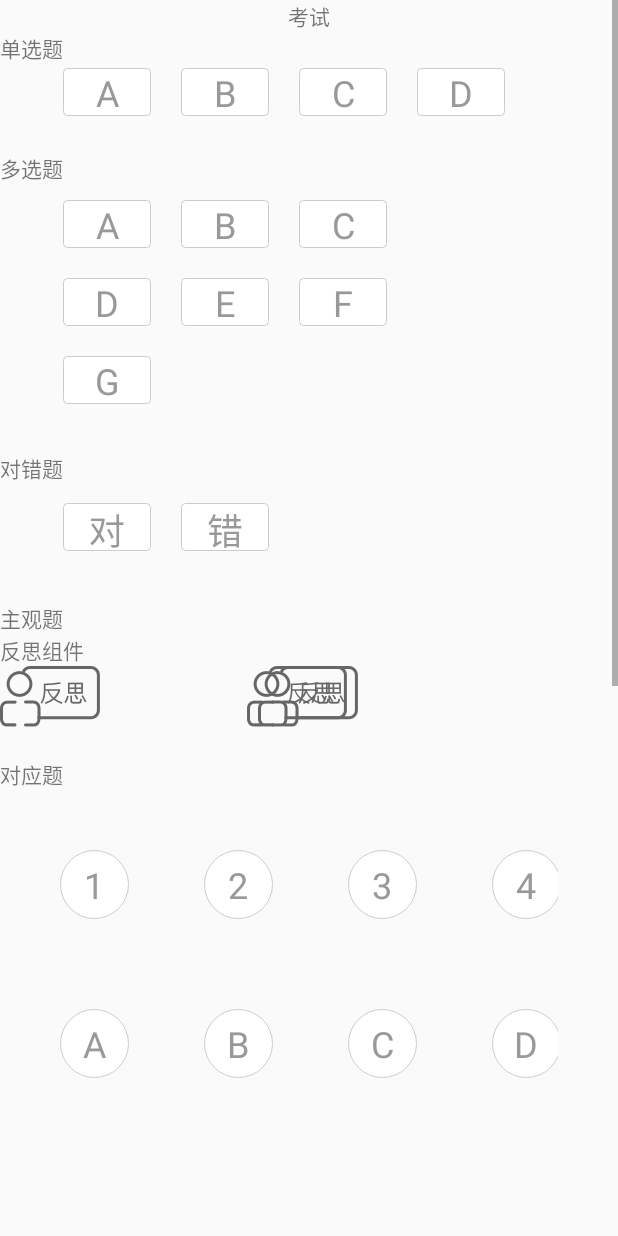
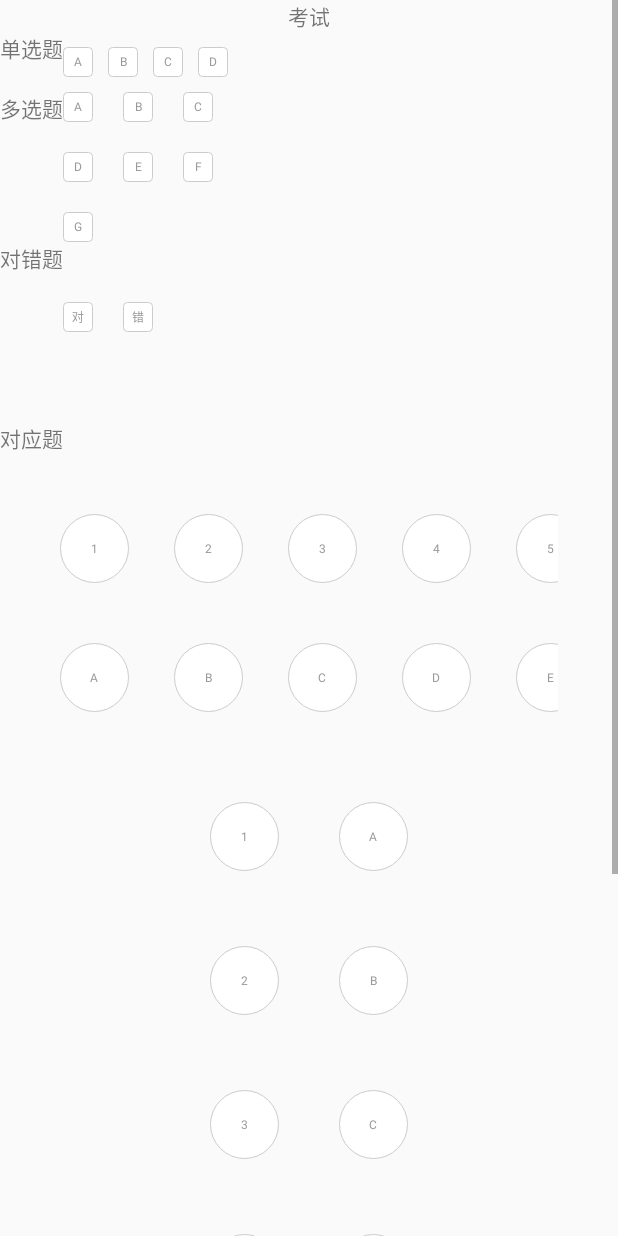
Before and after one commit to sayhellotogithub/ExerciseWidget, an Android app: the layout activity_exercise_choose.xml on its own in the app's theme, with its tools: preview values and no code run, on a phone screen of 412 x 824 dp. Run offline under Robolectric (Android 15) with nearby library versions, the phone set to English and light mode, and no system bars.

Commit message:
数据显示配制

```diff
--- a/app/build.gradle
+++ b/app/build.gradle
@@ -4,7 +4,7 @@ android {
     compileSdkVersion 26
     defaultConfig {
         applicationId "com.iblogstreet.exercisewidget"
-        minSdkVersion 15
+        minSdkVersion 16
         targetSdkVersion 26
         versionCode 12
         versionName "1.0"
--- a/app/src/main/java/com/iblogstreet/exercisewidget/base/BaseActivity.java
+++ b/app/src/main/java/com/iblogstreet/exercisewidget/base/BaseActivity.java
@@ -3,7 +3,6 @@ package com.iblogstreet.exercisewidget.base;
 
 import android.app.Activity;
 import android.app.FragmentManager;
-import android.content.pm.ActivityInfo;
 import android.os.Bundle;
 import android.support.annotation.Nullable;
 import android.view.View;
@@ -78,7 +77,7 @@ public abstract class BaseActivity extends Activity {
     private void initSet() {
         //去掉标题栏
         requestWindowFeature(Window.FEATURE_NO_TITLE);
-        setRequestedOrientation(ActivityInfo.SCREEN_ORIENTATION_LANDSCAPE);//设置屏幕方向为水平
+//        setRequestedOrientation(ActivityInfo.SCREEN_ORIENTATION_LANDSCAPE);//设置屏幕方向为水平
 //
 //        //全屏
         getWindow().setFlags(WindowManager.LayoutParams.FLAG_FULLSCREEN, WindowManager.LayoutParams.FLAG_FULLSCREEN);
--- a/app/src/main/res/layout/activity_exercise_choose.xml
+++ b/app/src/main/res/layout/activity_exercise_choose.xml
@@ -29,22 +29,22 @@
 
             <com.iblogstreet.exerciselib.ChooseQuestionView
                 android:id="@+id/cqvSingle"
-                android:layout_width="800dp"
-                android:layout_height="80dp"
+                android:layout_width="wrap_content"
+                android:layout_height="40dp"
                 android:layout_gravity="center"
                 android:gravity="center_vertical"
                 app:cqvChooseType="single"
                 app:cqvCount="4"
                 app:cqvTextErrorBackGround="@drawable/choose_background_error"
                 app:cqvTextErrorColor="#fff"
-                app:cqvTextHeight="48px"
-                app:cqvTextLeftMargin="20dp"
+                app:cqvTextHeight="20dp"
+                app:cqvTextLeftMargin="10dp"
                 app:cqvTextNormalBackGround="@drawable/choose_background_normal"
                 app:cqvTextNormalColor="#999999"
                 app:cqvTextSelectedBackGround="@drawable/choose_background_pressed"
                 app:cqvTextSelectedColor="#fff"
-                app:cqvTextSize="16sp"
-                app:cqvTextWidth="88px" />
+                app:cqvTextSize="5dp"
+                app:cqvTextWidth="20dp" />
         </LinearLayout>
 
         <LinearLayout
@@ -59,8 +59,8 @@
 
             <com.iblogstreet.exerciselib.ChooseQuestionView
                 android:id="@+id/cqvMulti"
-                android:layout_width="800dp"
-                android:layout_height="200dp"
+                android:layout_width="wrap_content"
+                android:layout_height="wrap_content"
                 android:layout_gravity="center"
                 android:gravity="center_vertical"
                 app:cqvChooseType="multi"
@@ -69,14 +69,14 @@
                 app:cqvLineItemCount="3"
                 app:cqvTextErrorBackGround="@drawable/choose_background_error"
                 app:cqvTextErrorColor="#fff"
-                app:cqvTextHeight="48px"
+                app:cqvTextHeight="20dp"
                 app:cqvTextLeftMargin="20dp"
                 app:cqvTextNormalBackGround="@drawable/choose_background_normal"
                 app:cqvTextNormalColor="#999999"
                 app:cqvTextSelectedBackGround="@drawable/choose_background_pressed"
                 app:cqvTextSelectedColor="#ffffff"
-                app:cqvTextSize="16sp"
-                app:cqvTextWidth="88px"
+                app:cqvTextSize="5dp"
+                app:cqvTextWidth="20dp"
                 app:textColor="#ffffff" />
         </LinearLayout>
 
@@ -100,16 +100,114 @@
                 app:cqvCount="2"
                 app:cqvTextErrorBackGround="@drawable/choose_background_error"
                 app:cqvTextErrorColor="#fff"
-                app:cqvTextHeight="48px"
+                app:cqvTextHeight="20dp"
                 app:cqvTextLeftMargin="20dp"
                 app:cqvTextNormalBackGround="@drawable/choose_background_normal"
                 app:cqvTextNormalColor="#999999"
                 app:cqvTextSelectedBackGround="@drawable/choose_background_pressed"
                 app:cqvTextSelectedColor="#fff"
-                app:cqvTextSize="16sp"
-                app:cqvTextWidth="88px"
+                app:cqvTextSize="5dp"
+                app:cqvTextWidth="20dp"
                 app:textColor="#ffffff" />
         </LinearLayout>
+
+        <LinearLayout
+            android:layout_width="match_parent"
+            android:layout_height="wrap_content"
+            android:layout_marginTop="20dp"
+            android:orientation="vertical">
+
+            <TextView
+                android:layout_width="wrap_content"
+                android:layout_height="wrap_content"
+                android:text="对应题" />
+
+
+            <LinearLayout
+                android:layout_width="wrap_content"
+                android:layout_height="wrap_content"
+                android:layout_margin="20dp"
+                android:padding="20dp">
+
+                <com.iblogstreet.exerciselib.DrawLineViewWrapper
+                    android:id="@+id/drawLine"
+                    android:layout_width="wrap_content"
+                    android:layout_height="wrap_content"
+                    app:dlvwItemCount="6"
+                    app:dlvwItemMargin="30dp"
+                    app:dlvwItemTextErrorBackground="@drawable/correspond_background_error"
+                    app:dlvwItemTextErrorColor="#fff"
+                    app:dlvwItemTextNormalBackground="@drawable/correspond_background_normal"
+                    app:dlvwItemTextNormalColor="#999999"
+                    app:dlvwItemTextSelectedBackground="@drawable/correspond_background_press"
+                    app:dlvwItemTextSelectedColor="#fff"
+                    app:dlvwItemTextSize="5dp"
+                    app:dlvwItemTextHeight="30dp"
+                    app:dlvwItemTextWidth="30dp"
+                    app:dlvwLineBetweenMargin="40dp"
+                    app:dlvwLineErrorColor="#ff5542"
+                    app:dlvwLineNormalColor="#128ee9"
+                    app:dlvwOrientation="horizontal" />
+            </LinearLayout>
+
+            <FrameLayout
+                android:layout_width="match_parent"
+                android:layout_height="wrap_content">
+
+                <com.iblogstreet.exerciselib.DrawLineViewWrapper
+                    android:id="@+id/drawVerticalLine"
+                    android:layout_width="wrap_content"
+                    android:layout_gravity="center"
+                    android:layout_height="wrap_content"
+                    android:layout_margin="20dp"
+                    app:dlvwItemCount="4"
+                    app:dlvwItemMargin="50dp"
+                    app:dlvwItemTextErrorBackground="@drawable/correspond_background_error"
+                    app:dlvwItemTextErrorColor="#fff"
+                    app:dlvwItemTextNormalBackground="@drawable/correspond_background_normal"
+                    app:dlvwItemTextNormalColor="#999999"
+                    app:dlvwItemTextSelectedBackground="@drawable/correspond_background_press"
+                    app:dlvwItemTextSelectedColor="#fff"
+                    app:dlvwItemTextSize="5dp"
+                    app:dlvwItemTextHeight="30dp"
+                    app:dlvwItemTextWidth="30dp"
+                    app:dlvwLineBetweenMargin="40dp"
+                    app:dlvwLineErrorColor="#ff5542"
+                    app:dlvwLineNormalColor="#128ee9"
+                    app:dlvwOrientation="vertical" />
+            </FrameLayout>
+        </LinearLayout>
+
+
+        <Button
+            android:layout_width="wrap_content"
+            android:layout_height="wrap_content"
+            android:layout_gravity="center"
+            android:onClick="showAnswer"
+            android:text="显示答题结果" />
+
+        <Button
+            android:layout_width="wrap_content"
+            android:layout_height="wrap_content"
+            android:layout_gravity="center"
+            android:onClick="setAnswer"
+            android:text="设置答题" />
+
+        <Button
+            android:layout_width="wrap_content"
+            android:layout_height="wrap_content"
+            android:layout_gravity="center"
+            android:onClick="setItemCount"
+            android:text="设置Item数目" />
+
+        <Button
+            android:layout_width="wrap_content"
+            android:layout_height="wrap_content"
+            android:layout_gravity="center"
+            android:onClick="showLine"
+            android:text="改变行显示数目" />
+
+
 
         <LinearLayout
             android:layout_width="match_parent"
@@ -132,7 +230,7 @@
                     android:layout_height="wrap_content"
                     app:stvItemLayout="@layout/item_thumb"
                     app:stvLimitCount="4"
-                    app:stvLineItemCount="5"
+                    app:stvLineItemCount="2"
                     app:stvPhotoLayout="@layout/item_take_photo" />
 
 
@@ -174,102 +272,11 @@
                     android:layout_width="wrap_content"
                     android:layout_height="wrap_content"
                     android:layout_gravity="right"
-                    android:layout_marginRight="180dp"
+                    android:layout_marginRight="20dp"
                     android:onClick="showRethink"
                     android:src="@mipmap/error_rethink"
                     android:text="反思" />
             </FrameLayout>
         </LinearLayout>
-
-        <LinearLayout
-            android:layout_width="match_parent"
-            android:layout_height="wrap_content"
-            android:layout_marginTop="20dp"
-            android:orientation="vertical">
-
-            <TextView
-                android:layout_width="wrap_content"
-                android:layout_height="wrap_content"
-                android:text="对应题" />
-
-
-            <LinearLayout
-                android:layout_width="wrap_content"
-                android:layout_height="wrap_content"
-                android:layout_margin="20dp"
-                android:padding="20dp">
-
-                <com.iblogstreet.exerciselib.DrawLineViewWrapper
-                    android:id="@+id/drawLine"
-                    android:layout_width="wrap_content"
-                    android:layout_height="wrap_content"
-                    app:dlvwItemCount="6"
-                    app:dlvwItemMargin="50dp"
-                    app:dlvwItemTextErrorBackground="@drawable/correspond_background_error"
-                    app:dlvwItemTextErrorColor="#fff"
-                    app:dlvwItemTextNormalBackground="@drawable/correspond_background_normal"
-                    app:dlvwItemTextNormalColor="#999999"
-                    app:dlvwItemTextSelectedBackground="@drawable/correspond_background_press"
-                    app:dlvwItemTextSelectedColor="#fff"
-                    app:dlvwItemTextSize="16sp"
-                    app:dlvwLineBetweenMargin="60dp"
-                    app:dlvwLineErrorColor="#ff5542"
-                    app:dlvwLineNormalColor="#128ee9"
-                    app:dlvwOrientation="horizontal" />
-            </LinearLayout>
-
-            <LinearLayout
-                android:layout_width="wrap_content"
-                android:layout_height="wrap_content">
-
-                <com.iblogstreet.exerciselib.DrawLineViewWrapper
-                    android:id="@+id/drawVerticalLine"
-                    android:layout_width="wrap_content"
-                    android:layout_height="wrap_content"
-                    android:layout_margin="100dp"
-                    app:dlvwItemCount="4"
-                    app:dlvwItemMargin="50dp"
-                    app:dlvwItemTextErrorBackground="@drawable/correspond_background_error"
-                    app:dlvwItemTextErrorColor="#fff"
-                    app:dlvwItemTextNormalBackground="@drawable/correspond_background_normal"
-                    app:dlvwItemTextNormalColor="#999999"
-                    app:dlvwItemTextSelectedBackground="@drawable/correspond_background_press"
-                    app:dlvwItemTextSelectedColor="#fff"
-                    app:dlvwItemTextSize="16sp"
-                    app:dlvwLineBetweenMargin="60dp"
-                    app:dlvwLineErrorColor="#ff5542"
-                    app:dlvwLineNormalColor="#128ee9"
-                    app:dlvwOrientation="vertical" />
-            </LinearLayout>
-        </LinearLayout>
-
-
-        <Button
-            android:layout_width="wrap_content"
-            android:layout_height="wrap_content"
-            android:layout_gravity="center"
-            android:onClick="showAnswer"
-            android:text="显示答题结果" />
-
-        <Button
-            android:layout_width="wrap_content"
-            android:layout_height="wrap_content"
-            android:layout_gravity="center"
-            android:onClick="setAnswer"
-            android:text="设置答题" />
-
-        <Button
-            android:layout_width="wrap_content"
-            android:layout_height="wrap_content"
-            android:layout_gravity="center"
-            android:onClick="setItemCount"
-            android:text="设置Item数目" />
-
-        <Button
-            android:layout_width="wrap_content"
-            android:layout_height="wrap_content"
-            android:layout_gravity="center"
-            android:onClick="showLine"
-            android:text="改变行显示数目" />
     </LinearLayout>
 </ScrollView>
--- a/app/src/main/res/layout/item_thumb.xml
+++ b/app/src/main/res/layout/item_thumb.xml
@@ -5,8 +5,8 @@
 
     <ImageView
         android:id="@+id/ivThumb"
-        android:layout_width="@dimen/space_96"
-        android:layout_height="@dimen/space_96"
+        android:layout_width="@dimen/space_48"
+        android:layout_height="@dimen/space_48"
         android:layout_marginRight="11dp"
         android:layout_marginTop="11dp"
         android:scaleType="centerCrop" />
--- a/app/src/main/res/layout/pop_rethink.xml
+++ b/app/src/main/res/layout/pop_rethink.xml
@@ -23,7 +23,7 @@
         app:rvTextRightMargin="20dp"
         app:rvTextSelectedBackGround="@drawable/choose_background_pressed"
         app:rvTextSelectedColor="#fff"
-        app:rvTextSize="12sp"
+        app:rvTextSize="5dp"
         app:rvTextWidth="150dp" />
 
     <ImageView
--- a/exerciselib/build.gradle
+++ b/exerciselib/build.gradle
@@ -6,7 +6,7 @@ android {
 
 
     defaultConfig {
-        minSdkVersion 15
+        minSdkVersion 16
         targetSdkVersion 26
         versionCode 1
         versionName "1.0"
```
Also changed, not shown: app/src/main/java/com/iblogstreet/exercisewidget/ChooseActivity.java (+22 -6 lines), exerciselib/src/main/java/com/iblogstreet/exerciselib/CorrespondView.java (deleted, +0 -65 lines), 55 other files.
